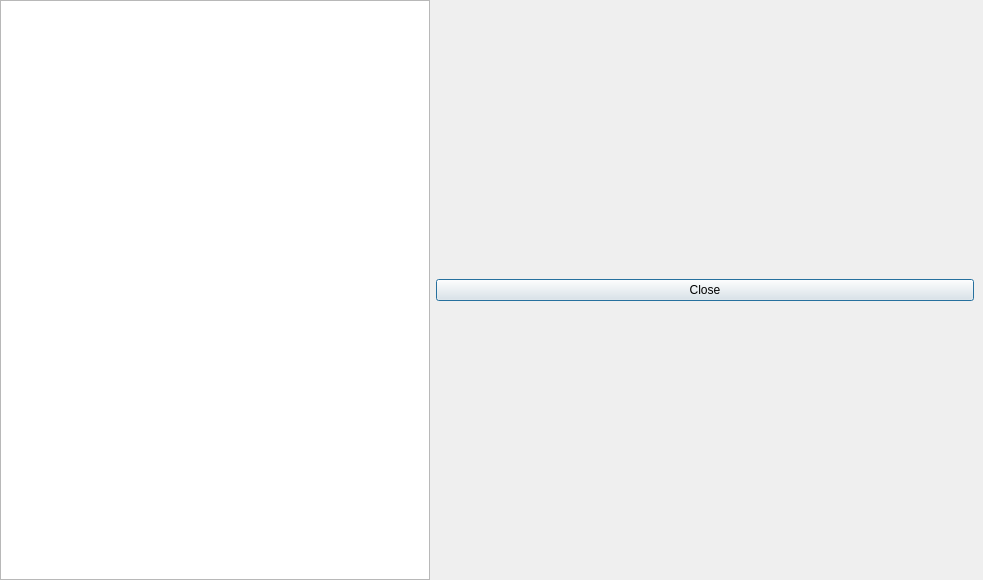
Qt form libs/librepcb/editor/workspace/librarymanager/librarymanager.ui (LibrePCB/LibrePCB) before a commit.
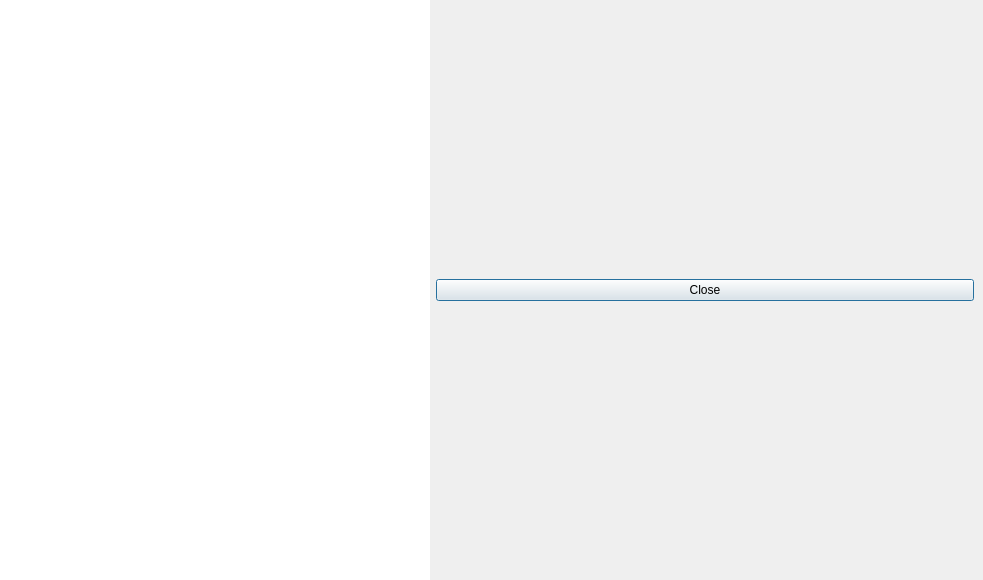
The same form after that commit.

Commit message:
Library manager: Remove borders around library list widget
Just a small visual improvement.

Patch:
```diff
--- a/libs/librepcb/editor/workspace/librarymanager/librarymanager.ui
+++ b/libs/librepcb/editor/workspace/librarymanager/librarymanager.ui
@@ -38,6 +38,9 @@
         <height>16777215</height>
        </size>
       </property>
+      <property name="frameShape">
+       <enum>QFrame::NoFrame</enum>
+      </property>
       <property name="selectionBehavior">
        <enum>QAbstractItemView::SelectRows</enum>
       </property>
```
